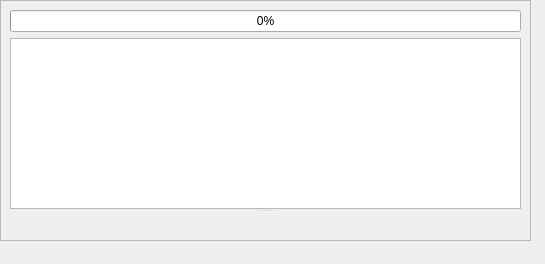
Before: the Qt Designer form apps/ide/nes/designers/graphicsbankeditorform.ui in christopherpow/nesicide, drawn with Qt 5.
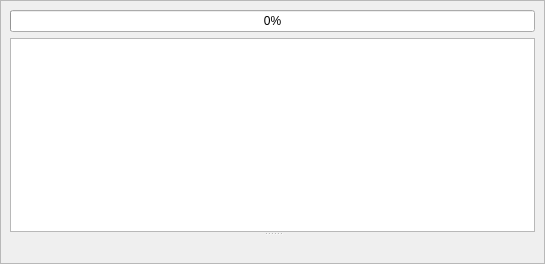
After: the same form once the commit is applied.

Commit message: Some layout issues addressed.

```diff
--- a/apps/ide/nes/designers/graphicsbankeditorform.ui
+++ b/apps/ide/nes/designers/graphicsbankeditorform.ui
@@ -16,15 +16,21 @@
   <property name="windowTitle">
    <string>Form</string>
   </property>
+  <layout class="QGridLayout" name="gridLayout">
+   <property name="leftMargin">
+    <number>0</number>
+   </property>
+   <property name="topMargin">
+    <number>0</number>
+   </property>
+   <property name="rightMargin">
+    <number>0</number>
+   </property>
+   <property name="bottomMargin">
+    <number>0</number>
+   </property>
+   <item row="0" column="0">
   <widget class="QFrame" name="window">
-   <property name="geometry">
-    <rect>
-     <x>0</x>
-     <y>0</y>
-     <width>531</width>
-     <height>241</height>
-    </rect>
-   </property>
    <property name="frameShape">
     <enum>QFrame::StyledPanel</enum>
    </property>
@@ -119,6 +125,8 @@
     </item>
    </layout>
   </widget>
+   </item>
+  </layout>
  </widget>
  <resources/>
  <connections/>
```
Left out of the diff: 6 changed lines with no effect on the pictures. Lines whose indentation alone changed are shown as unchanged. The commit also changes 10 other files.
